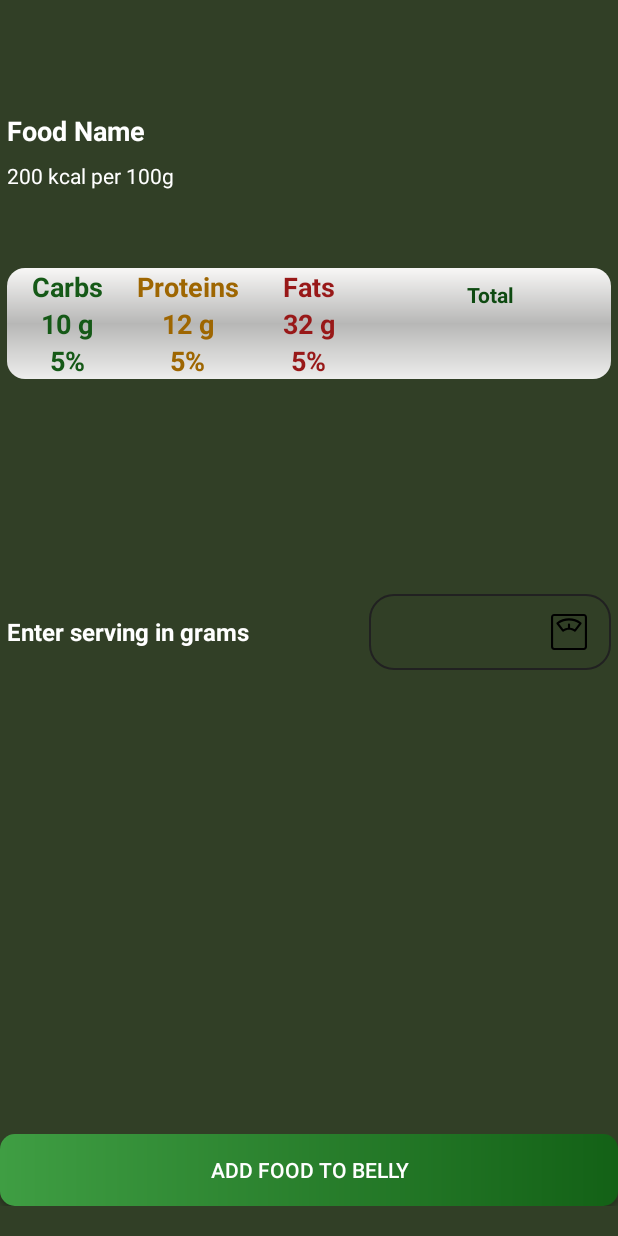
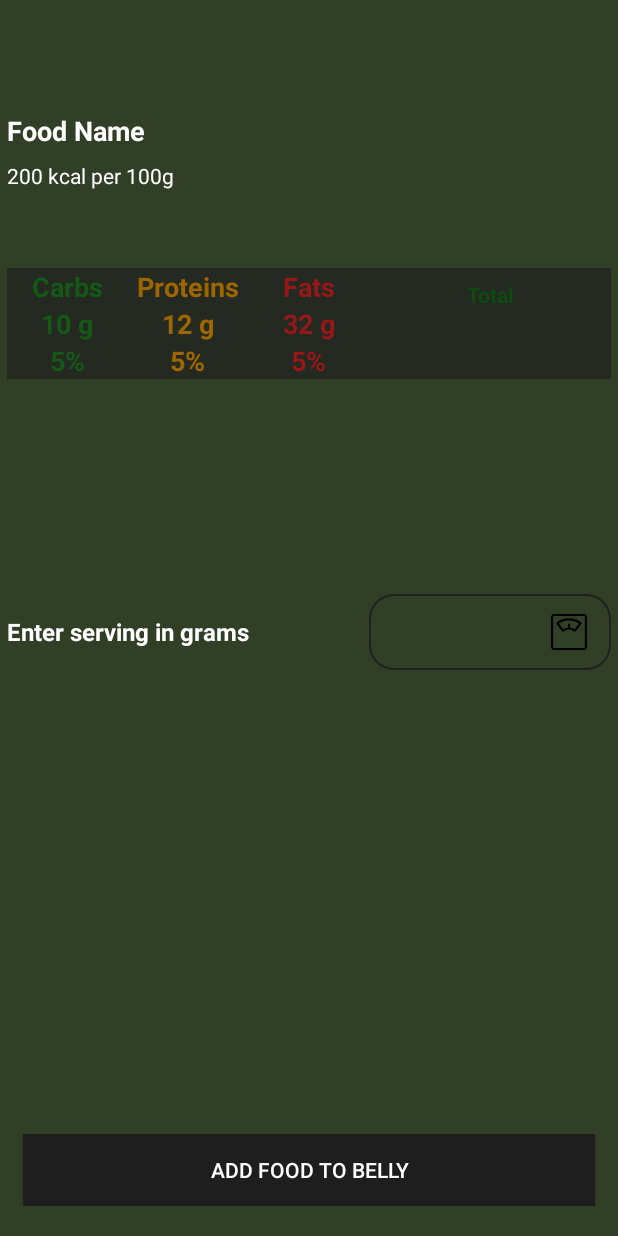
Before and after one commit to kumulonimbus91/StepsAndCaloriesApp, an Android app: the layout fragment_add_food.xml on its own in the app's theme, with its tools: preview values and no code run, on a phone screen of 412 x 824 dp. Run offline under Robolectric (Android 15) with nearby library versions, the phone set to English and light mode, and no system bars.

Commit message:
ui new updates

```diff
--- a/app/src/main/res/layout/fragment_add_food.xml
+++ b/app/src/main/res/layout/fragment_add_food.xml
@@ -128,7 +128,7 @@
             android:layout_height="wrap_content"
             android:orientation="horizontal"
             android:weightSum="5"
-            android:background="@drawable/llbackground"
+            android:background="@color/cv_backgrounds"
             android:layout_marginTop="@dimen/default_margin"
             app:layout_constraintTop_toBottomOf="@id/lly_chart"
             app:layout_constraintStart_toStartOf="@id/guid_add_food_start"
@@ -380,8 +380,10 @@
                 android:textColor="@color/white"
                 android:onClick="@{() -> viewModel.onAddFoodSave()}"
                 android:padding="10dp"
+                android:layout_marginStart="15dp"
+                android:layout_marginEnd="15dp"
                 app:cornerRadius="16dp"
-                android:background="@drawable/gradient_background"
+                android:background="@color/buttonDefaultBackground"
 
                 />
 
```
